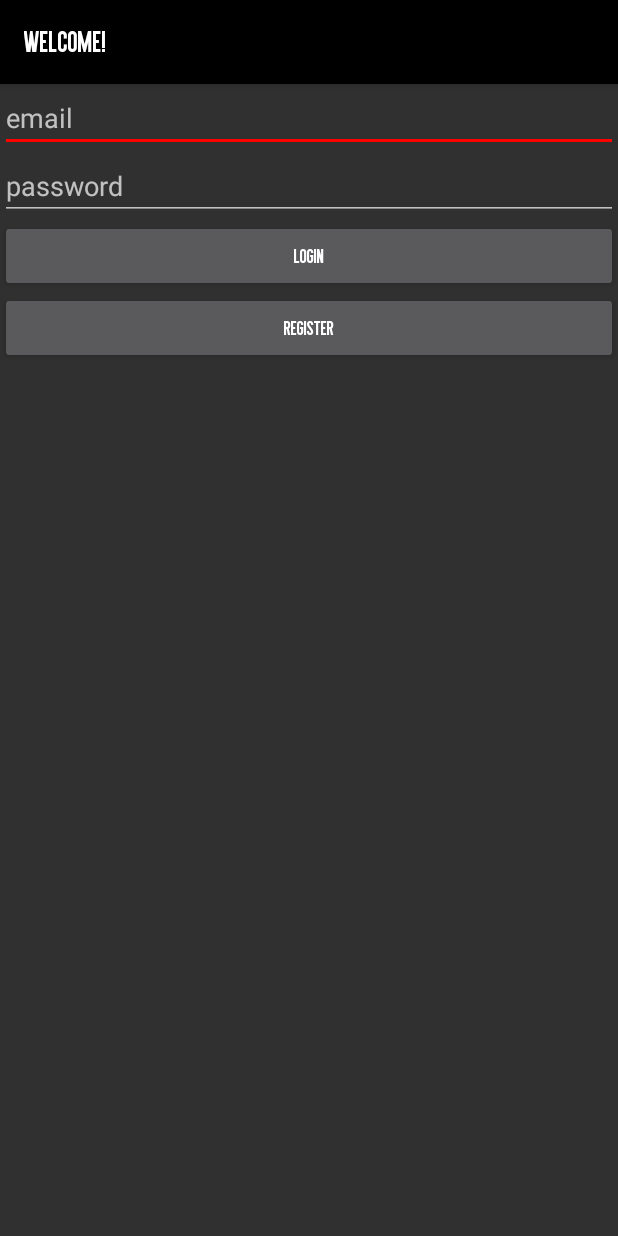
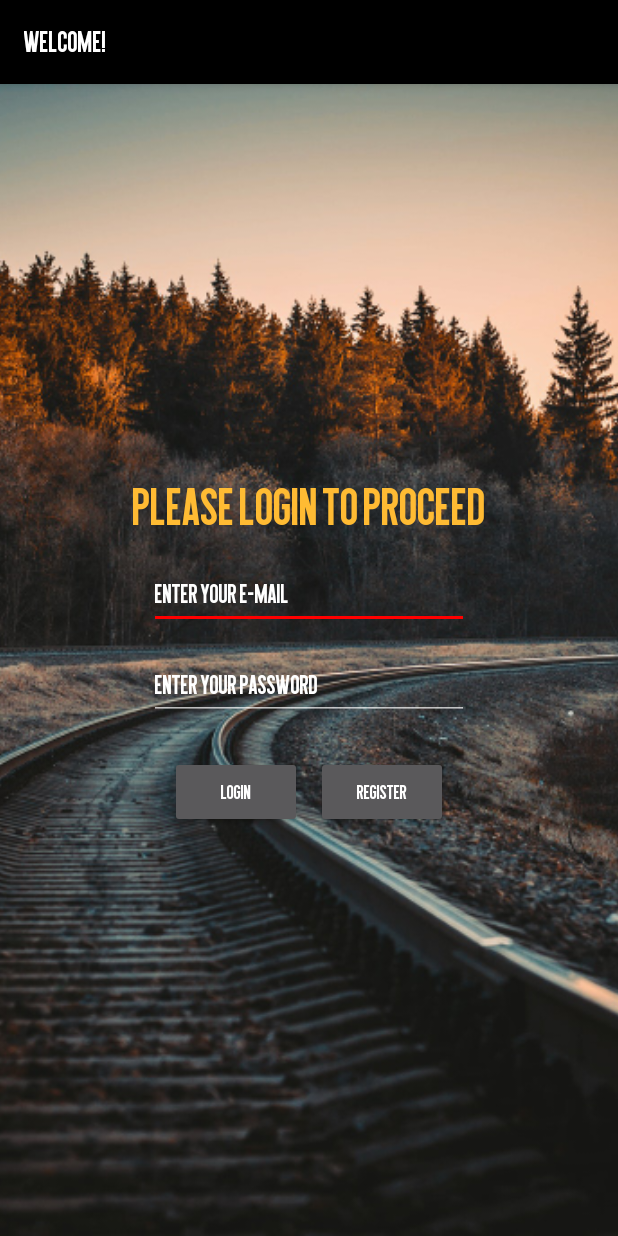
Before and after one commit to Gubbsy/SOFT254_Weather_App, an Android app: the screen it shows after launch (MainActivity), on a phone screen of 412 x 824 dp. Run offline under Robolectric (Android 15) with nearby library versions, the phone set to English and light mode, and no system bars; our stand-ins replace Firebase (no records; nobody signed in at launch, a user with empty details on screens opened directly).

Commit message:
Redesigned login page
- Replace relative layout with new constraint layout
- New background image

```diff
--- a/app/src/main/res/layout/activity_login.xml
+++ b/app/src/main/res/layout/activity_login.xml
@@ -1,36 +1,87 @@
 <?xml version="1.0" encoding="utf-8"?>
-<RelativeLayout
-    xmlns:android="http://schemas.android.com/apk/res/android" android:layout_width="match_parent"
+<android.support.constraint.ConstraintLayout xmlns:android="http://schemas.android.com/apk/res/android"
+    xmlns:app="http://schemas.android.com/apk/res-auto"
+    xmlns:tools="http://schemas.android.com/tools"
+    android:layout_width="match_parent"
     android:layout_height="match_parent">
+
+    <ImageView
+        android:id="@+id/backgroundImage"
+        android:layout_width="wrap_content"
+        android:layout_height="match_parent"
+        android:adjustViewBounds="false"
+        android:scaleType="centerCrop"
+        android:src="@drawable/login_bg"
+        app:layout_constraintBottom_toBottomOf="parent"
+        app:layout_constraintEnd_toEndOf="parent"
+        app:layout_constraintHorizontal_bias="0.49"
+        app:layout_constraintStart_toStartOf="parent" />
+
+    <TextView
+        android:id="@+id/loginTitle"
+        android:layout_width="wrap_content"
+        android:layout_height="wrap_content"
+        android:layout_marginBottom="15dp"
+        android:text="@string/loginText"
+        android:textColor="@android:color/holo_orange_light"
+        android:textSize="36sp"
+        android:visibility="visible"
+        app:layout_constraintBottom_toTopOf="@+id/email_editText"
+        app:layout_constraintEnd_toEndOf="parent"
+        app:layout_constraintHorizontal_bias="0.5"
+        app:layout_constraintStart_toStartOf="parent" />
 
     <EditText
         android:id="@+id/email_editText"
-        android:layout_width="match_parent"
-        android:layout_height="wrap_content"
-        android:fontFamily="sans-serif"
-        android:hint="email" />
+        android:layout_width="wrap_content"
+        android:layout_height="45dp"
+        android:ems="10"
+        android:hint="@string/email_editText"
+        android:inputType="none"
+        android:textColorHint="@android:color/white"
+        app:layout_constraintBottom_toBottomOf="parent"
+        app:layout_constraintEnd_toEndOf="parent"
+        app:layout_constraintStart_toStartOf="parent"
+        app:layout_constraintTop_toTopOf="@+id/backgroundImage"
+        app:layout_constraintVertical_bias="0.44" />
 
     <EditText
         android:id="@+id/password_editText"
-        android:layout_width="match_parent"
-        android:layout_height="wrap_content"
-        android:layout_below="@id/email_editText"
-        android:fontFamily="sans-serif"
-        android:hint="password"
-        android:inputType="textPassword" />
+        android:layout_width="wrap_content"
+        android:layout_height="45dp"
+        android:layout_marginTop="15dp"
+        android:ems="10"
+        android:hint="@string/passwordText"
+        android:inputType="textPassword"
+        android:textColorHint="@android:color/background_light"
+        app:layout_constraintEnd_toEndOf="parent"
+        app:layout_constraintStart_toStartOf="parent"
+        app:layout_constraintTop_toBottomOf="@+id/email_editText" />
 
     <Button
         android:id="@+id/loginButton"
-        android:layout_width="match_parent"
+        android:layout_width="wrap_content"
         android:layout_height="wrap_content"
-        android:layout_below="@id/password_editText"
-        android:text="Login"/>
+        android:layout_marginTop="24dp"
+        android:text="@string/loginButton"
+        app:layout_constraintBottom_toBottomOf="parent"
+        app:layout_constraintEnd_toEndOf="parent"
+        app:layout_constraintHorizontal_bias="0.35"
+        app:layout_constraintStart_toStartOf="parent"
+        app:layout_constraintTop_toBottomOf="@+id/password_editText"
+        app:layout_constraintVertical_bias="0.0" />
 
-   <Button
-       android:id="@+id/registerButton"
-       android:layout_width="match_parent"
-       android:layout_height="wrap_content"
-       android:text="Register"
-       android:layout_below="@id/loginButton"/>
+    <Button
+        android:id="@+id/registerButton"
+        android:layout_width="wrap_content"
+        android:layout_height="wrap_content"
+        android:layout_marginTop="24dp"
+        android:text="@string/registerButton"
+        app:layout_constraintBottom_toBottomOf="parent"
+        app:layout_constraintEnd_toEndOf="parent"
+        app:layout_constraintHorizontal_bias="0.65"
+        app:layout_constraintStart_toStartOf="parent"
+        app:layout_constraintTop_toBottomOf="@+id/password_editText"
+        app:layout_constraintVertical_bias="0.0" />
 
-</RelativeLayout>
+</android.support.constraint.ConstraintLayout>
--- a/app/src/main/res/values/strings.xml
+++ b/app/src/main/res/values/strings.xml
@@ -41,4 +41,10 @@
     <string name="Enter_All_Feilds">Please enter all fields</string>
     <string name="SAW_Needs_You">S.A.W. Needs You! Let\'s play a game</string>
     <string name="Only_Submit">You can only submit every half an hour</string>
+    <string name="email_editText">Enter your e-mail</string>
+    <string name="passwordText">Enter your password</string>
+    <string name="username_text">USERNAME</string>
+    <string name="loginButton">Login</string>
+    <string name="registerButton">Register</string>
+    <string name="loginText">Please login to proceed</string>
 </resources>
```
Also changed, not shown: app/src/main/res/drawable-xxhdpi/login_bg.jpg (added).
